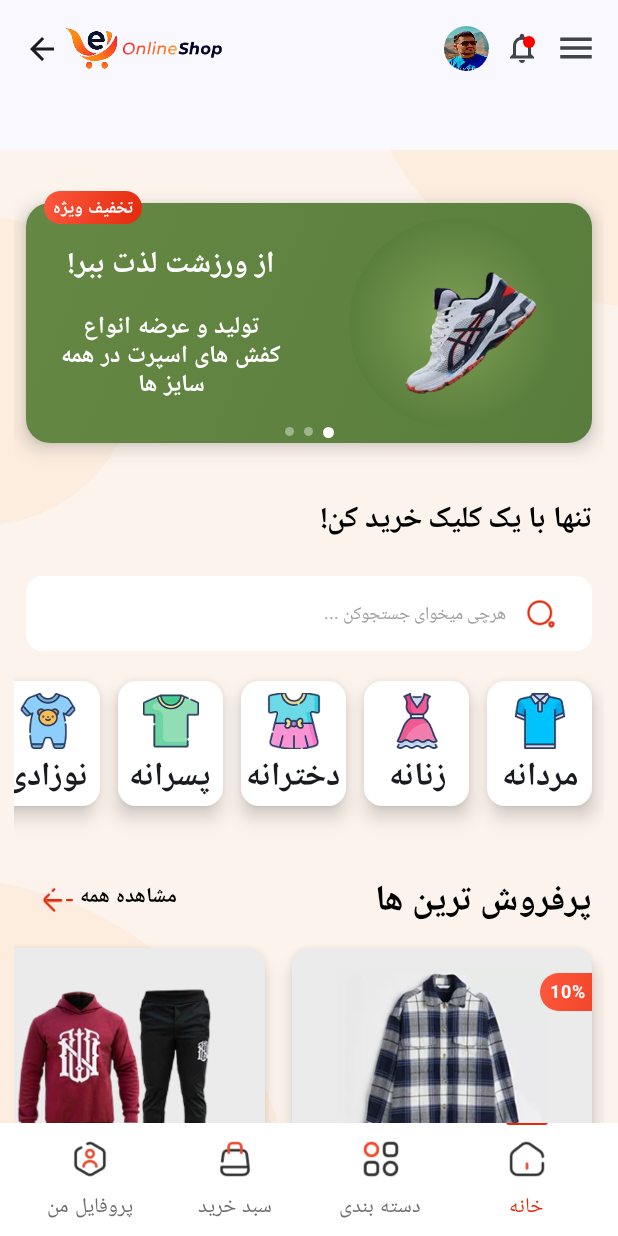
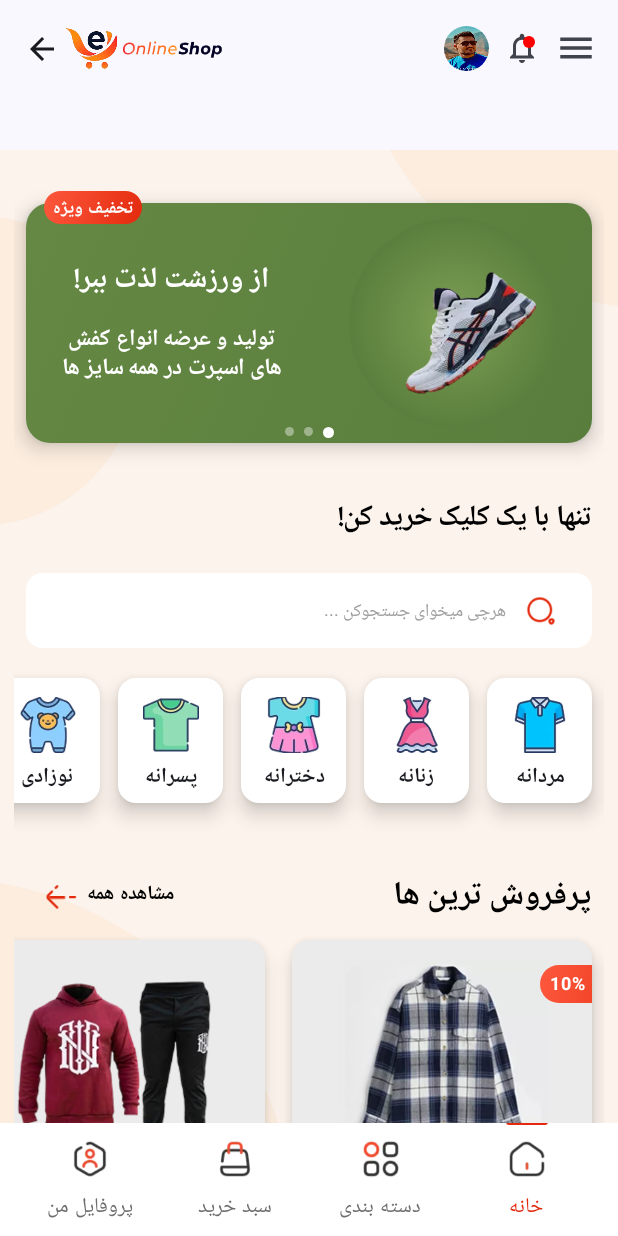
Before and after one commit to vahid-68/OnlineShop, an Android app built with Jetpack Compose: the HomeScreen screen opened through its navigation route, on a phone screen of 412 x 824 dp. Run offline under Robolectric (Android 15) with nearby library versions, the light colour scheme and no system bars; our stand-ins replace Dagger/Hilt's generated code; libraries missing offline, so code that uses them is left out: androidx.hilt.lifecycle.

Commit message:
update home screen

```diff
--- a/app/src/main/java/com/example/onlineshop/data/model/CategoryItemModel.kt
+++ b/app/src/main/java/com/example/onlineshop/data/model/CategoryItemModel.kt
@@ -16,7 +16,7 @@ data class CategoryItemModel(
     val cardHeight: Dp=83.dp,
     val cardWidth: Dp=70.dp,
 val imageSize: Dp?=null,
-    val titleSize: TextUnit?=null,
+
 
 
 
--- a/app/src/main/java/com/example/onlineshop/ui/component/CustomBannerCard.kt
+++ b/app/src/main/java/com/example/onlineshop/ui/component/CustomBannerCard.kt
@@ -115,7 +115,7 @@ fun CustomBannerCard(
 
                                 text = it,
                                 color = Color.White,
-                                fontSize = responsiveFontSize(19.sp,17.sp,20.sp, xlarge = 22.sp),
+                                fontSize = responsiveFontSize(19.sp,17.sp,19.sp, xlarge = 19.sp),
                                 fontWeight = FontWeight.ExtraBold,
                                 textAlign = TextAlign.Center,
                                 style = TextStyle(textDirection = TextDirection.Rtl)
@@ -131,7 +131,7 @@ fun CustomBannerCard(
                                     .padding(top = 5.dp),
                                 text = it,
                                 color = Color.White,
-                                fontSize = responsiveFontSize(15.sp,12.sp,16.sp, xlarge = 18.sp),
+                                fontSize = responsiveFontSize(15.sp,12.sp,15.sp, xlarge = 15.sp),
                                 fontWeight = FontWeight.Bold,
                                 textAlign = TextAlign.Center,
                                 lineHeight = 19.sp
--- a/app/src/main/java/com/example/onlineshop/ui/component/CustomBottomBar.kt
+++ b/app/src/main/java/com/example/onlineshop/ui/component/CustomBottomBar.kt
@@ -123,7 +123,7 @@ fun CustomBottomBar(
                     label = {
                         Text(
                             text = item.title,
-                            fontSize = responsiveFontSize(14.sp,12.sp,14.sp, xlarge = 16.sp),
+                            fontSize = responsiveFontSize(14.sp,12.sp,14.sp, xlarge = 14.sp),
                             color = if (selectedIndex == index) Orange2 else GrayBlack
 
                         )
--- a/app/src/main/java/com/example/onlineshop/ui/component/CustomCategoryCard.kt
+++ b/app/src/main/java/com/example/onlineshop/ui/component/CustomCategoryCard.kt
@@ -1,5 +1,6 @@
 package com.example.onlineshop.ui.component
 
+import android.annotation.SuppressLint
 import androidx.compose.foundation.Image
 import androidx.compose.foundation.layout.Arrangement
 import androidx.compose.foundation.layout.Column
@@ -25,6 +26,7 @@ import com.example.onlineshop.ui.theme.White
 import com.example.onlineshop.ui.utils.responsiveFontSize
 
 
+@SuppressLint("SuspiciousIndentation")
 @Composable
 fun CustomCategoryCard(
     item: CategoryItemModel,
@@ -75,7 +77,7 @@ fun CustomCategoryCard(
                 item.title?.let {
                     Text(
                         text = it,
-                        fontSize = responsiveFontSize(14.sp,12.sp,22.sp, xlarge = 24.sp),
+                        fontSize = responsiveFontSize(14.sp,12.sp,14.sp, xlarge = 14.sp),
                         fontWeight = FontWeight.Bold,
                         textAlign = TextAlign.Center
 
--- a/app/src/main/java/com/example/onlineshop/ui/component/CustomCategorySlider.kt
+++ b/app/src/main/java/com/example/onlineshop/ui/component/CustomCategorySlider.kt
@@ -1,10 +1,13 @@
 package com.example.onlineshop.ui.component
 
 import androidx.compose.foundation.layout.Arrangement
+import androidx.compose.foundation.layout.Box
 import androidx.compose.foundation.layout.PaddingValues
+import androidx.compose.foundation.layout.fillMaxWidth
 import androidx.compose.foundation.lazy.LazyRow
 import androidx.compose.foundation.lazy.items
 import androidx.compose.runtime.Composable
+import androidx.compose.ui.Modifier
 import androidx.compose.ui.unit.Dp
 import androidx.compose.ui.unit.dp
 import com.example.onlineshop.data.model.CategoryItemModel
@@ -16,6 +19,10 @@ fun CustomCategorySlider(
     onCategoryClick: ((CategoryItemModel) -> Unit)? = null
 ) {
 
+    Box(
+        modifier = Modifier
+            .fillMaxWidth()
+    ) {
         LazyRow(
             contentPadding = PaddingValues(horizontal = 8.dp),
             horizontalArrangement = Arrangement.spacedBy(12.dp),
@@ -35,3 +42,5 @@ fun CustomCategorySlider(
         }
 
     }
+
+}
--- a/app/src/main/java/com/example/onlineshop/ui/component/CustomDiscoundBadge.kt
+++ b/app/src/main/java/com/example/onlineshop/ui/component/CustomDiscoundBadge.kt
@@ -47,7 +47,7 @@ fun CustomDiscoundBadge(
         Text(
             text=if (isPercentType) "$text%" else text,
             color = White,
-            fontSize = responsiveFontSize(12.sp,10.sp,12.sp, xlarge = 14.sp),
+            fontSize = responsiveFontSize(12.sp,10.sp,12.sp, xlarge = 12.sp),
             textAlign = TextAlign.Center,
             fontWeight = FontWeight.Bold,
             modifier = Modifier
--- a/app/src/main/java/com/example/onlineshop/ui/component/CustomProductCard.kt
+++ b/app/src/main/java/com/example/onlineshop/ui/component/CustomProductCard.kt
@@ -128,7 +128,7 @@ fun CustomProductCard(
                                 modifier = Modifier
                                     .padding(top = 9.dp),
                                 text = title,
-                                fontSize = responsiveFontSize(14.sp,12.sp,14.sp, xlarge = 16.sp),
+                                fontSize = responsiveFontSize(14.sp,12.sp,12.sp, xlarge = 12.sp),
                                 fontWeight = FontWeight.Bold,
                                 style = TextStyle(letterSpacing = (-0.5).sp)
                             )
@@ -154,7 +154,7 @@ fun CustomProductCard(
                                     Text(
 
                                         text = price,
-                                        fontSize = responsiveFontSize(12.sp,10.sp,13.sp, xlarge = 14.sp),
+                                        fontSize = responsiveFontSize(12.sp,10.sp,10.sp, xlarge = 10.sp),
                                         fontWeight = FontWeight.Bold,
                                         style = MaterialTheme.typography.labelSmall
 
@@ -166,7 +166,7 @@ fun CustomProductCard(
                                 ) {
                                     Text(
                                         text = priceWithDiscount,
-                                        fontSize = responsiveFontSize(11.sp,9.sp,12.sp, xlarge = 14.sp),
+                                        fontSize = responsiveFontSize(11.sp,9.sp,9.sp, xlarge = 9.sp),
                                         style = MaterialTheme.typography.labelSmall,
                                         color = GrayBlack,
 
--- a/app/src/main/java/com/example/onlineshop/ui/component/CustomTextField.kt
+++ b/app/src/main/java/com/example/onlineshop/ui/component/CustomTextField.kt
@@ -66,7 +66,7 @@ fun CustomTextField(
                 modifier = Modifier
                     .fillMaxWidth(),
                 text = placeholder,
-                fontSize = responsiveFontSize(12.sp,10.sp,12.sp, xlarge = 14.sp),
+                fontSize = responsiveFontSize(12.sp,10.sp,12.sp, xlarge = 12.sp),
                 color = GrayLight,
                 style = TextStyle(
                     textDirection = direction
--- a/app/src/main/java/com/example/onlineshop/ui/component/DropdownCardMenu.kt
+++ b/app/src/main/java/com/example/onlineshop/ui/component/DropdownCardMenu.kt
@@ -1,5 +1,6 @@
 package com.example.onlineshop.ui.component
 
+import android.annotation.SuppressLint
 import androidx.compose.animation.AnimatedVisibility
 import androidx.compose.animation.core.ExperimentalAnimatableApi
 import androidx.compose.animation.core.tween
@@ -15,8 +16,10 @@ import androidx.compose.foundation.layout.Box
 import androidx.compose.foundation.layout.Column
 import androidx.compose.foundation.layout.Row
 import androidx.compose.foundation.layout.fillMaxWidth
+import androidx.compose.foundation.layout.heightIn
 import androidx.compose.foundation.layout.padding
 import androidx.compose.foundation.layout.size
+import androidx.compose.foundation.lazy.LazyColumn
 import androidx.compose.foundation.shape.CircleShape
 import androidx.compose.foundation.shape.RoundedCornerShape
 import androidx.compose.material3.Card
@@ -27,6 +30,7 @@ import androidx.compose.ui.Alignment
 import androidx.compose.ui.Modifier
 import androidx.compose.ui.draw.clip
 import androidx.compose.ui.layout.ContentScale
+import androidx.compose.ui.platform.LocalConfiguration
 import androidx.compose.ui.res.painterResource
 import androidx.compose.ui.text.font.FontWeight
 import androidx.compose.ui.unit.dp
@@ -36,11 +40,13 @@ import com.example.onlineshop.ui.theme.Kerem
 import com.example.onlineshop.ui.theme.Orange
 import com.example.onlineshop.ui.theme.White
 
+@SuppressLint("ConfigurationScreenWidthHeight")
 @OptIn(ExperimentalAnimatableApi::class)
 @Composable
 fun DropdownCardMenu(
     menuExpanded: Boolean,
     onItemClick: (String) -> Unit,
+    modifier: Modifier = Modifier
 
 ) {
 
@@ -67,6 +73,7 @@ fun DropdownCardMenu(
 
             Column(
                 modifier = Modifier
+
                     .fillMaxWidth()
                     .background(White)
                     .padding(16.dp),
@@ -118,6 +125,8 @@ fun DropdownCardMenu(
 
                 Column(
                     modifier = Modifier.fillMaxWidth(),
+
+
                     horizontalAlignment = Alignment.End
                 ) {
                     DropdownMenuItem(imageRes = R.drawable.ic_user_octagon, text = "پروفایل کاربری",
--- a/app/src/main/java/com/example/onlineshop/ui/component/DropdownMenuItem.kt
+++ b/app/src/main/java/com/example/onlineshop/ui/component/DropdownMenuItem.kt
@@ -28,7 +28,7 @@ fun DropdownMenuItem(imageRes: Int, text: String, onClick: () -> Unit = {}) {
     ) {
         Text(
             text = text,
-            fontSize = responsiveFontSize(14.sp,12.sp,14.sp, xlarge = 16.sp),
+            fontSize = responsiveFontSize(14.sp,12.sp,14.sp, xlarge = 14.sp),
             modifier = Modifier.padding(start = 10.dp),
             textAlign = TextAlign.Right
         )
--- a/app/src/main/java/com/example/onlineshop/ui/screen/homeScreen.kt
+++ b/app/src/main/java/com/example/onlineshop/ui/screen/homeScreen.kt
@@ -8,6 +8,7 @@ import androidx.compose.foundation.layout.Column
 import androidx.compose.foundation.layout.Row
 import androidx.compose.foundation.layout.fillMaxSize
 import androidx.compose.foundation.layout.fillMaxWidth
+import androidx.compose.foundation.layout.heightIn
 import androidx.compose.foundation.layout.offset
 import androidx.compose.foundation.layout.padding
 import androidx.compose.foundation.layout.size
@@ -279,7 +280,7 @@ val scrollState=rememberScrollState()
                             textAlign = TextAlign.Right,
 
                             color = Color.Black,
-                            fontSize = responsiveFontSize(19.sp,16.sp,20.sp, xlarge = 22.sp),
+                            fontSize = responsiveFontSize(19.sp,16.sp,19.sp, xlarge = 19.sp),
                             fontWeight = FontWeight.ExtraBold,
 
                             style = TextStyle(
@@ -387,7 +388,7 @@ val scrollState=rememberScrollState()
                                 Text(
                                     text = "مشاهده همه",
                                     color = Color.Black,
-                                    fontSize = responsiveFontSize(13.sp,12.sp,14.sp, xlarge = 16.sp),
+                                    fontSize = responsiveFontSize(13.sp,12.sp,13.sp, xlarge = 13.sp),
                                     fontWeight = FontWeight.Bold
 
 
@@ -407,7 +408,7 @@ val scrollState=rememberScrollState()
                                 textAlign = TextAlign.Right,
 
                                 color = Color.Black,
-                                fontSize = responsiveFontSize(22.sp,18.sp,24.sp, xlarge = 28.sp),
+                                fontSize = responsiveFontSize(22.sp,18.sp,22.sp, xlarge = 22.sp),
                                 fontWeight = FontWeight.ExtraBold,
 
                                 style = TextStyle(
@@ -432,6 +433,7 @@ val scrollState=rememberScrollState()
 
                     }
                     DropdownCardMenu(
+
                         menuExpanded = menuExpanded,
                         onItemClick = { item ->
                             menuExpanded = false
```
Lines whose indentation alone changed are shown as unchanged.
